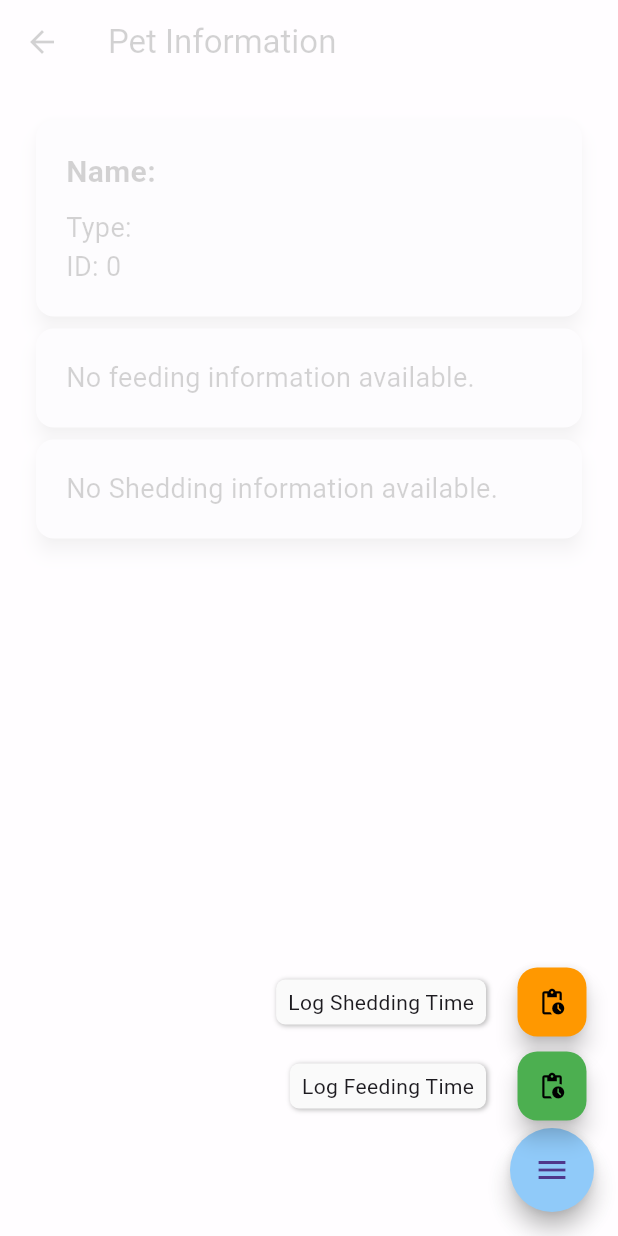
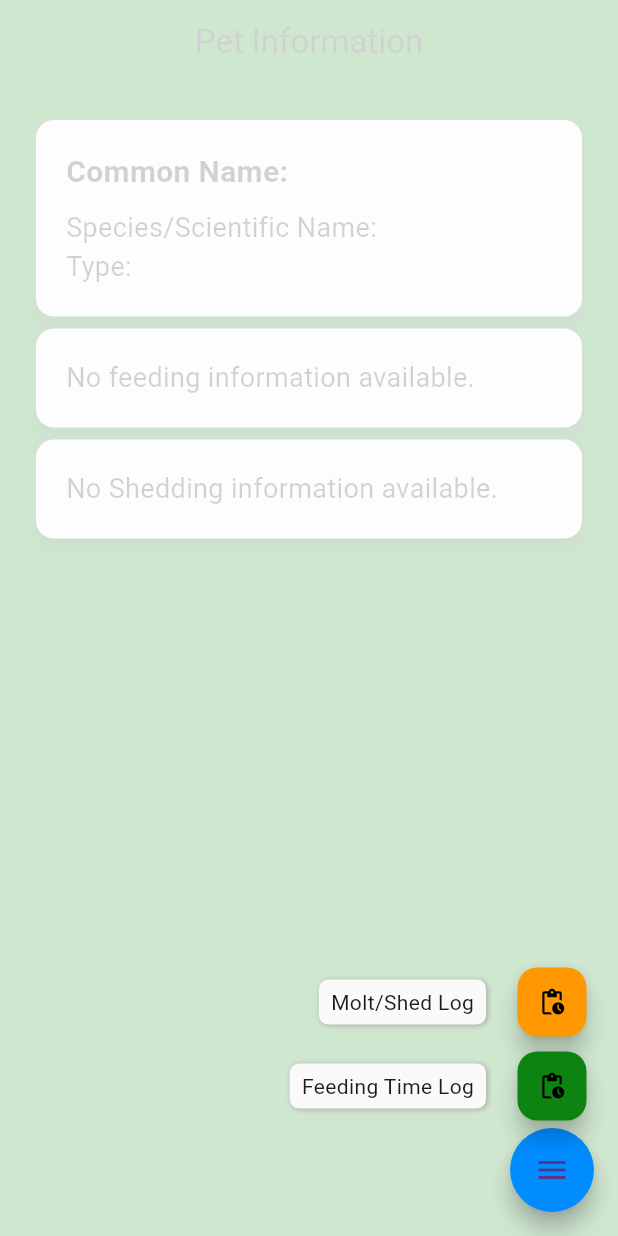
Before and after one commit to amabee/exopet, a Flutter app: the PetInformationPage screen opened directly with empty values, after a tap on the "menu" icon, on a phone screen of 412 x 824 dp. Run offline on Flutter 3.47's test engine with Material 3 defaults, Android fonts, the light colour scheme and no system bars; drawn by our look-alikes of flutter_speed_dial; network calls fail.

Commit message:
update ni yves

```diff
--- a/lib/pet_info.dart
+++ b/lib/pet_info.dart
@@ -7,29 +7,37 @@ import 'package:http/http.dart' as http;
 class PetInformationPage extends StatelessWidget {
   final String petName;
   final String petType;
+  final String petSpecies;
   final int id;
 
   const PetInformationPage({
     Key? key,
     required this.petName,
     required this.petType,
+    required this.petSpecies,
     required this.id,
+
+
   }) : super(key: key);
 
   @override
   Widget build(BuildContext context) {
     return Scaffold(
       appBar: AppBar(
+        leading: Image.asset('assets/logo.png', width: 60),
+        backgroundColor: Color.fromARGB(255, 13, 132, 17),
+        centerTitle: true,
         title: Text('Pet Information'),
       ),
+      backgroundColor:Color.fromARGB(255, 13, 132, 17) ,
       floatingActionButton: SpeedDial(
-        backgroundColor: Colors.blue[200],
+        backgroundColor: const Color.fromARGB(255, 0, 140, 255),
         icon: Icons.menu,
         children: [
           SpeedDialChild(
             child: Icon(Icons.pending_actions),
-            backgroundColor: Colors.green,
-            label: 'Log Feeding Time',
+            backgroundColor:  Color.fromARGB(255, 13, 132, 17,),
+            label: 'Feeding Time Log',
             onTap: () {
               showLastFoodDialog(context);
             },
@@ -37,7 +45,7 @@ class PetInformationPage extends StatelessWidget {
           SpeedDialChild(
             child: Icon(Icons.pending_actions),
             backgroundColor: Colors.orange,
-            label: 'Log Shedding Time',
+            label: 'Molt/Shed Log',
             onTap: () {
               _showSheddingDateTimePicker(context);
             },
@@ -56,19 +64,20 @@ class PetInformationPage extends StatelessWidget {
                   crossAxisAlignment: CrossAxisAlignment.start,
                   children: [
                     Text(
-                      'Name: $petName',
+                      'Common Name: $petName',
                       style:
                           TextStyle(fontSize: 20, fontWeight: FontWeight.bold),
                     ),
                     SizedBox(height: 10),
                     Text(
+                      'Species/Scientific Name: $petSpecies',
+                      style: TextStyle(fontSize: 18),
+                    ),
+                     Text(
                       'Type: $petType',
                       style: TextStyle(fontSize: 18),
                     ),
-                    Text(
-                      'ID: $id',
-                      style: TextStyle(fontSize: 18),
-                    ),
+
                   ],
                 ),
               ),
@@ -223,12 +232,12 @@ class PetInformationPage extends StatelessWidget {
       context: context,
       builder: (BuildContext context) {
         return AlertDialog(
-          title: Text('Enter Text'),
+          title: Text('Food Type:'),
           content: TextField(
             onChanged: (value) {
               thefood = value;
             },
-            decoration: InputDecoration(hintText: 'Enter text here'),
+            decoration: InputDecoration(hintText: ''),
           ),
           actions: <Widget>[
             TextButton(
@@ -281,7 +290,7 @@ class PetInformationPage extends StatelessWidget {
   }
 
   Future<List<String>?> fetchLastFed(int petid) async {
-    var link = "http://192.168.1.3/exopet/pet.php/";
+    var link = "http://192.168.180.62/exopet/pet.php/";
 
     final Map<String, dynamic> json = {"pet_id": petid};
     final query = {
@@ -317,7 +326,7 @@ class PetInformationPage extends StatelessWidget {
   }
 
   Future<List<String>?> fetchLastShed(int petid) async {
-    var link = "http://192.168.1.3/exopet/pet.php/";
+    var link = "http://192.168.180.62/exopet/pet.php/";
 
     final Map<String, dynamic> json = {"pet_id": petid};
     final query = {
@@ -353,7 +362,7 @@ class PetInformationPage extends StatelessWidget {
   }
 
   Future<void> addFeedingTime(int petid, DateTime lastfed, String food) async {
-    var link = "http://192.168.1.3/exopet/pet.php";
+    var link = "http://192.168.180.62/exopet/pet.php";
 
     // Convert DateTime to a string representation
     String formattedDate = lastfed.toIso8601String();
@@ -380,7 +389,7 @@ class PetInformationPage extends StatelessWidget {
   }
 
   Future<void> addSheddingTime(int petid, DateTime lastfed) async {
-    var link = "http://192.168.1.3/exopet/pet.php";
+    var link = "http://192.168.180.62/exopet/pet.php";
 
     // Convert DateTime to a string representation
     String formattedDate = lastfed.toIso8601String();
```
Also changed, not shown: lib/dashboard.dart (+6 -3 lines).
